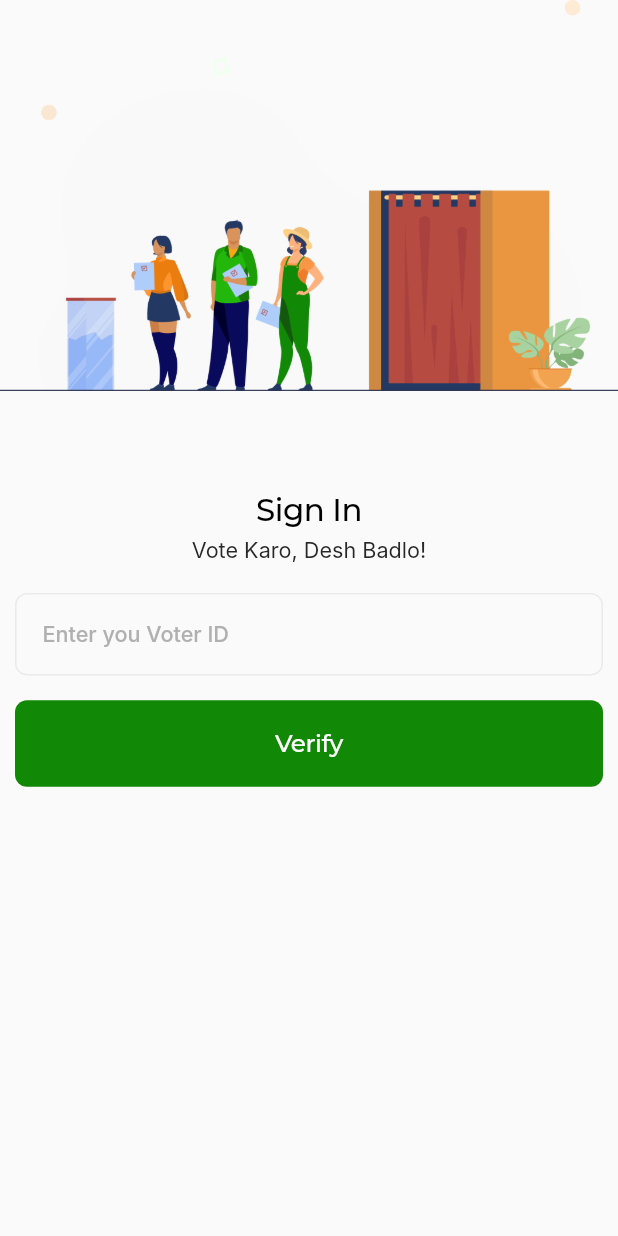
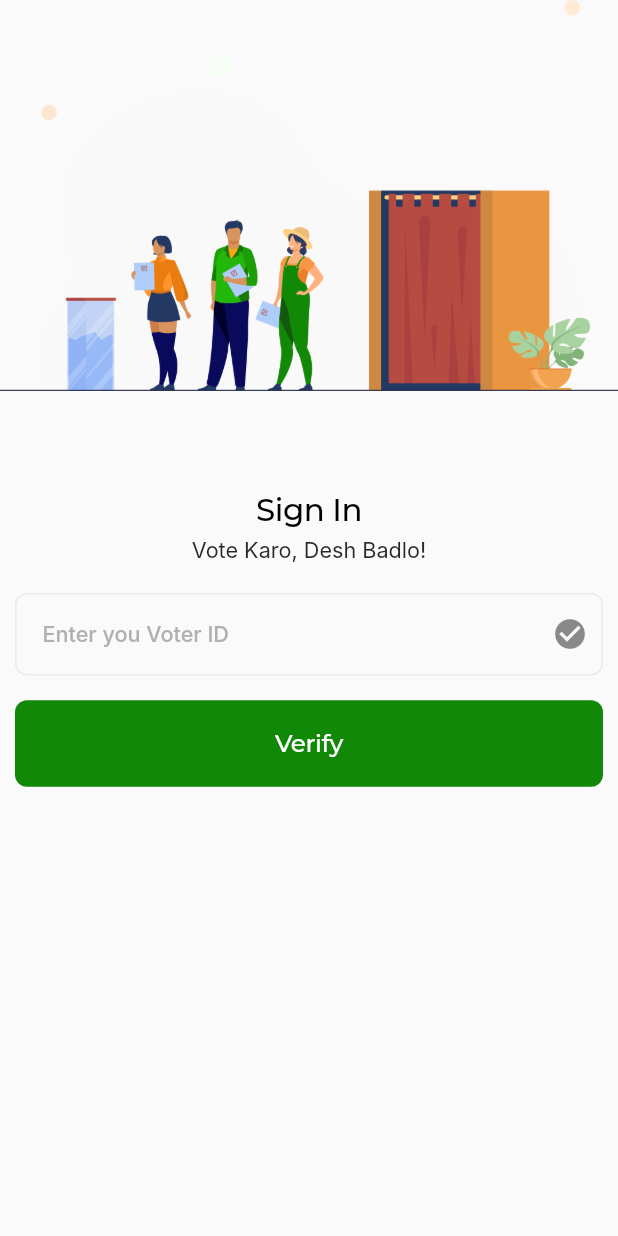
Before and after one commit to KashifAhmadAntino/hash_warriors_user_app, a Flutter app: the LoginScreen screen opened directly, on a phone screen of 412 x 824 dp. Run offline on Flutter 3.47's test engine with Material 2 defaults, Android fonts, the light colour scheme and no system bars; our stand-ins replace dio, firebase_analytics, flutter_screenutil, flutter_svg, geocoding, geolocator and 6 more; accounts and stored records are empty; network calls fail; Roboto replaces fonts that are missing (Inter).

Commit message:
Feature: add theme color

```diff
--- a/lib/core/routes/api_routes.dart
+++ b/lib/core/routes/api_routes.dart
@@ -1,7 +1,7 @@
 class ApiUrl {
   static String liveBaseURL = '';
 
-  static String localUrl = 'https://3f4a-49-249-44-114.ngrok-free.app/';
+  static String localUrl = 'https://3f4a-49-249-44-114.ngrok-free.app';
 
   static String getCandidates =
       '$localUrl/party?userId=650593b412171efe27e39135';
--- a/lib/feature/auth/screen/login_screen.dart
+++ b/lib/feature/auth/screen/login_screen.dart
@@ -1,4 +1,5 @@
 import 'package:flutter/material.dart';
+import 'package:flutter/services.dart';
 import 'package:geocoding/geocoding.dart';
 import 'package:geolocator/geolocator.dart';
 import 'package:get/get.dart';
@@ -79,6 +80,10 @@
                         title: 'Enter you Voter ID',
                         dynamicKeyboardText: 'GDN0453323',
                         hint: 'GDN0453323',
+                        inputFormatters: [LengthLimitingTextInputFormatter(10)],
+                        suffix: Padding(
+                            padding: EdgeInsets.only(right: 10),
+                            child: Icon(Icons.check_circle)),
                       ),
                       SizedBox(
                         height: 16.heightMultiplier,
--- a/lib/feature/voting/models/candidate.dart
+++ b/lib/feature/voting/models/candidate.dart
@@ -13,9 +13,9 @@
 
   factory Candidate.fromMap(Map<String, dynamic> map) {
     return Candidate(
-      name: map['name'] as String,
-      partyName: map['partyName'] as String,
-      imageUrl: map['imageUrl'] as String,
+      name: map['candidate'] != null ? map['candidate']['name'] as String : "",
+      partyName: map['name'] as String,
+      imageUrl: map['symbol'] as String,
     );
   }
 
--- a/lib/feature/voting/repository/voting_repository.dart
+++ b/lib/feature/voting/repository/voting_repository.dart
@@ -13,7 +13,7 @@
   Future<List<Candidate>?> getAllCandidates() async {
     try {
       final response = await _client.get(ApiUrl.getCandidates);
-      final List list = response.data;
+      final List list = response.data['data'];
       final List<Candidate> candidates =
           list.map((e) => Candidate.fromMap(e)).toList();
       return candidates;
--- a/lib/feature/voting/screens/voting_screen.dart
+++ b/lib/feature/voting/screens/voting_screen.dart
@@ -127,7 +127,7 @@
                   child: Padding(
                     padding: EdgeInsets.symmetric(vertical: 8.heightMultiplier),
                     child: Text(
-                      "Submit",
+                      "Next",
                       style: AppTextStyle.f18w400Jakartaneutral02,
                     ),
                   )),
--- a/lib/main.dart
+++ b/lib/main.dart
@@ -4,6 +4,7 @@
 import 'package:user_voting_app/core/constants/color_palette.dart';
 import 'package:user_voting_app/core/reponsive/SizeConfig.dart';
 import 'package:user_voting_app/core/routes/app_routes.dart';
+import 'package:user_voting_app/core/utilites/utility.dart';
 import 'package:user_voting_app/feature/auth/screen/home_screen.dart';
 
 final GlobalKey<NavigatorState> navigatorKey = GlobalKey<NavigatorState>();
@@ -30,7 +31,7 @@
                   navigatorKey: navigatorKey,
                   theme: ThemeData(
                     fontFamily: 'Mulish',
-                    primarySwatch: Colors.deepPurple,
+                    primarySwatch: createMaterialColor(Color(0xFF128807)),
                     // For changing color avatar background color in whole app
                     primaryColorDark: AppColors.kgrey,
                   ),
```
Also changed, not shown: lib/core/utilites/utility.dart (+20 -0 lines), pubspec.lock.
